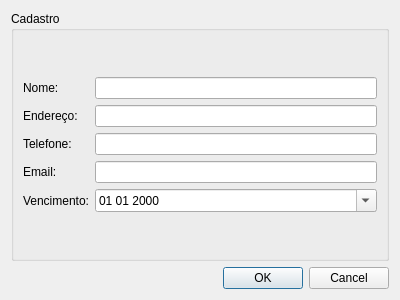
enriquefynn/VertSys, file src/registeruser.ui: the form before one commit.
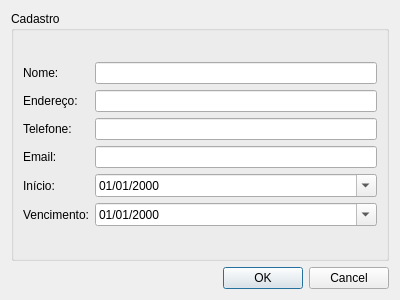
The form after the commit.

Commit message: better date formats

The edit to the form file:
```diff
--- a/src/registeruser.ui
+++ b/src/registeruser.ui
@@ -22,7 +22,7 @@
      <layout class="QVBoxLayout" name="verticalLayout_2">
       <item>
        <layout class="QGridLayout" name="gridLayout_3">
-        <item row="4" column="0">
+        <item row="5" column="0">
          <widget class="QLabel" name="label_5">
           <property name="text">
            <string>Vencimento:</string>
@@ -69,10 +69,27 @@
         <item row="3" column="1">
          <widget class="QLineEdit" name="lineEdit_Email"/>
         </item>
-        <item row="4" column="1">
+        <item row="5" column="1">
          <widget class="QDateEdit" name="dateEdit">
           <property name="displayFormat">
-           <string>dd MM yyyy</string>
+           <string>dd/MM/yyyy</string>
+          </property>
+          <property name="calendarPopup">
+           <bool>true</bool>
+          </property>
+         </widget>
+        </item>
+        <item row="4" column="0">
+         <widget class="QLabel" name="label_6">
+          <property name="text">
+           <string>Início:</string>
+          </property>
+         </widget>
+        </item>
+        <item row="4" column="1">
+         <widget class="QDateEdit" name="dateEdit_Start">
+          <property name="displayFormat">
+           <string>dd/MM/yyyy</string>
           </property>
           <property name="calendarPopup">
            <bool>true</bool>
```
The commit also changes 3 other files.
